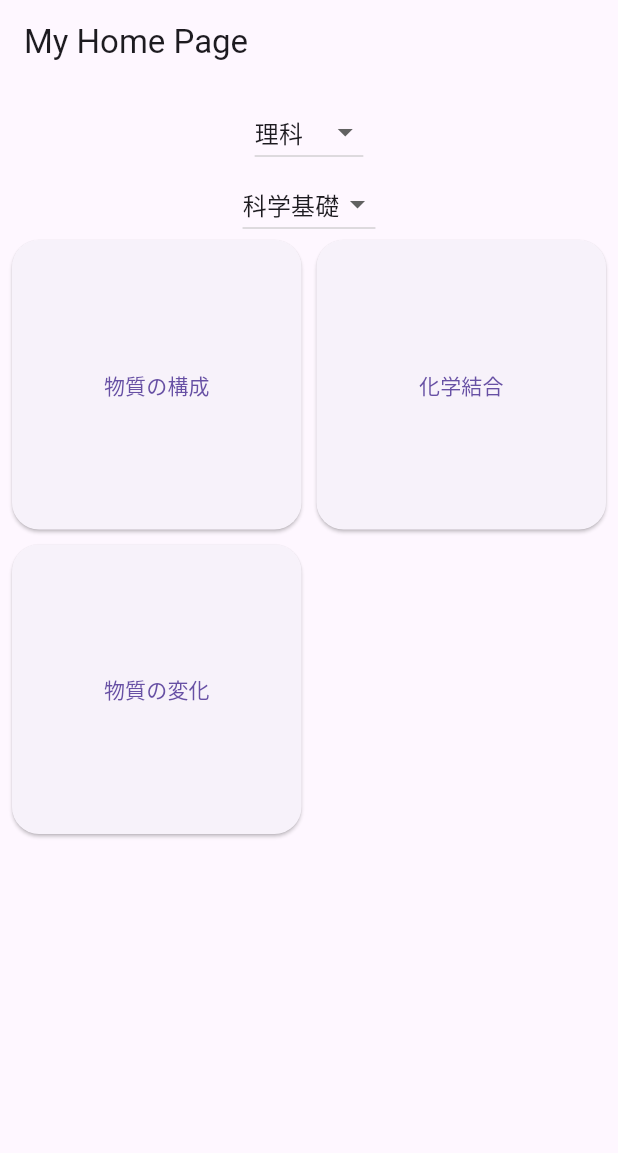
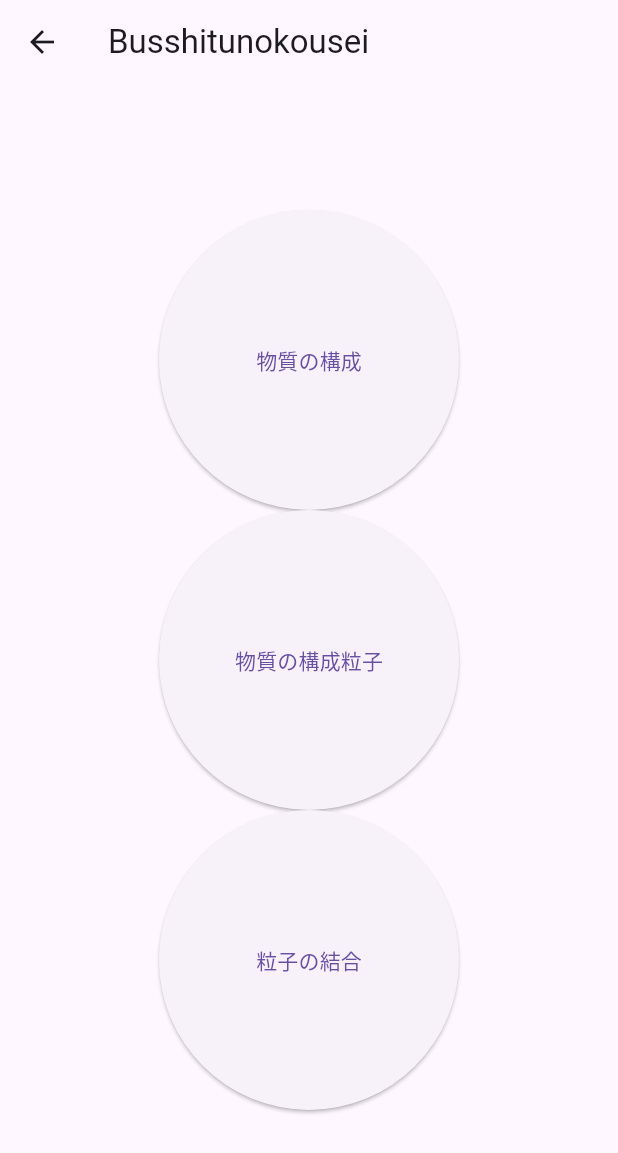
Before and after one commit to linkalls/benkyo, a Flutter app: the screen it shows after launch, after a tap on "物質の構成", on a phone screen of 412 x 824 dp. Shown: the top 1153 px of the screen. Run offline on Flutter 3.47's test engine with Material 3 defaults, Android fonts, the phone set to English and light mode, and no system bars.

Commit message:
Add imports and update button onPressed logic

```diff
--- /dev/null
+++ b/lib/busshitunokousei.dart
@@ -0,0 +1,52 @@
+// busshitunokousei.dart
+import 'package:flutter/material.dart';
+
+class BusshitunokouseiPage extends StatelessWidget {
+  const BusshitunokouseiPage({super.key});
+
+  @override
+  Widget build(BuildContext context) {
+    return Scaffold(
+      appBar: AppBar(
+        title: const Text('Busshitunokousei'),
+      ),
+      body: Center(
+        child: Column(
+          mainAxisAlignment: MainAxisAlignment.center,
+          children: <Widget>[
+            ElevatedButton(
+              onPressed: () {
+                // Handle button press
+              },
+              style: ButtonStyle(
+                minimumSize:
+                    MaterialStateProperty.all<Size>(const Size(200, 200)),
+              ),
+              child: const Text('物質の構成'),
+            ),
+            ElevatedButton(
+              onPressed: () {
+                // Handle button press
+              },
+              style: ButtonStyle(
+                minimumSize:
+                    MaterialStateProperty.all<Size>(const Size(200, 200)),
+              ),
+              child: const Text('物質の構成粒子'),
+            ),
+            ElevatedButton(
+              onPressed: () {
+                // Handle button press
+              },
+              style: ButtonStyle(
+                minimumSize:
+                    MaterialStateProperty.all<Size>(const Size(200, 200)),
+              ),
+              child: const Text('粒子の結合'),
+            ),
+          ],
+        ),
+      ),
+    );
+  }
+}
--- a/lib/main.dart
+++ b/lib/main.dart
@@ -1,4 +1,7 @@
 import 'package:flutter/material.dart';
+import 'busshitunokousei.dart';
+import 'kagakuketugou.dart';
+import 'busshitunohennka.dart';
 
 void main() {
   runApp(const MyApp());
@@ -10,6 +13,7 @@ class MyApp extends StatelessWidget {
   @override
   Widget build(BuildContext context) {
     return MaterialApp(
+      debugShowCheckedModeBanner: false, // これを追加するだけ
       title: 'Flutter Demo',
       theme: ThemeData(
         brightness: Brightness.light,
@@ -187,7 +191,8 @@ class _MyHomePageState extends State<MyHomePage> {
                         subjectText = '物理学';
                         break;
                     }
-                  } else if (subjectValue == '生物基礎') { //ここを書き換える
+                  } else if (subjectValue == '生物基礎') {
+                    //ここを書き換える
                     switch (index) {
                       case 0:
                         subjectText = '運動とエネルギー';
@@ -208,7 +213,31 @@ class _MyHomePageState extends State<MyHomePage> {
                   }
                   if (subjectText != '') {
                     return ElevatedButton(
-                      onPressed: () {},
+                      onPressed: () {
+                        switch (subjectText) {
+                          case '物質の構成':
+                            Navigator.push(
+                              context,
+                              MaterialPageRoute(
+                                  builder: (context) => BusshitunokouseiPage()),
+                            );
+                            break;
+                          case '化学結合':
+                            Navigator.push(
+                              context,
+                              MaterialPageRoute(
+                                  builder: (context) => KagakuketugouPage()),
+                            );
+                            break;
+                          case '物質の変化':
+                            Navigator.push(
+                              context,
+                              MaterialPageRoute(
+                                  builder: (context) => BusshitunohennkaPage()),
+                            );
+                            break;
+                        }
+                      },
                       style: ButtonStyle(
                         padding: MaterialStateProperty.all<EdgeInsets>(
                             const EdgeInsets.all(20)),
```
Also changed, not shown: lib/busshitunohennka.dart (added, +17 -0 lines), lib/kagakuketugou.dart (added, +16 -0 lines).
